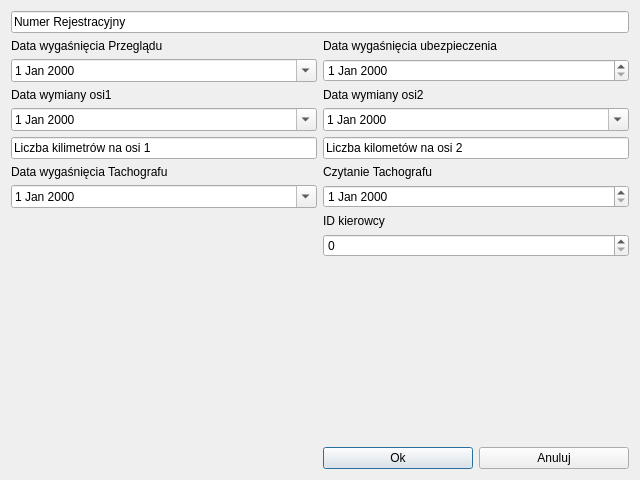
Before: the Qt Designer form addciagnik.ui in JanSnieg/EwiData, drawn with Qt 5.
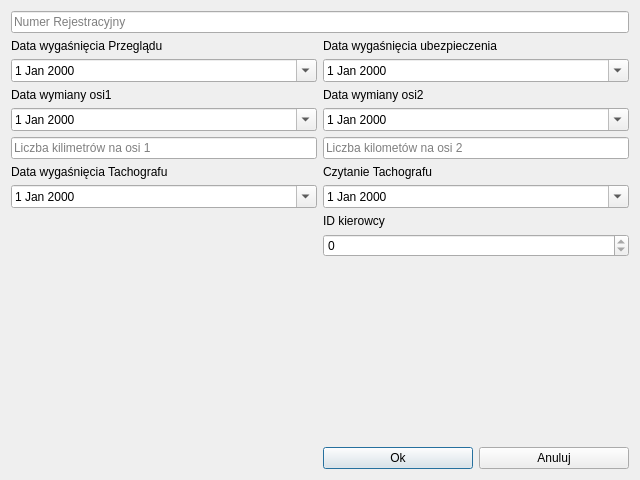
After: the same form once the commit is applied.

The edit to the form file:
```diff
--- a/addciagnik.ui
+++ b/addciagnik.ui
@@ -86,6 +86,12 @@
       <string/>
      </property>
      <property name="text">
+      <string/>
+     </property>
+     <property name="frame">
+      <bool>true</bool>
+     </property>
+     <property name="placeholderText">
       <string>Numer Rejestracyjny</string>
      </property>
     </widget>
@@ -93,6 +99,9 @@
    <item row="6" column="1">
     <widget class="QLineEdit" name="lineEditOs2">
      <property name="text">
+      <string/>
+     </property>
+     <property name="placeholderText">
       <string>Liczba kilometów na osi 2</string>
      </property>
     </widget>
@@ -100,6 +109,9 @@
    <item row="6" column="0">
     <widget class="QLineEdit" name="lineEditOs1">
      <property name="text">
+      <string/>
+     </property>
+     <property name="placeholderText">
       <string>Liczba kilimetrów na osi 1</string>
      </property>
     </widget>
@@ -112,7 +124,11 @@
     </widget>
    </item>
    <item row="9" column="1">
-    <widget class="QDateEdit" name="dateEditCzytanie"/>
+    <widget class="QDateEdit" name="dateEditCzytanie">
+     <property name="calendarPopup">
+      <bool>true</bool>
+     </property>
+    </widget>
    </item>
    <item row="11" column="1">
     <widget class="QLabel" name="label_5">
@@ -122,7 +138,11 @@
     </widget>
    </item>
    <item row="12" column="1">
-    <widget class="QSpinBox" name="spinBoxIdKierowca"/>
+    <widget class="QSpinBox" name="spinBoxIdKierowca">
+     <property name="readOnly">
+      <bool>true</bool>
+     </property>
+    </widget>
    </item>
    <item row="7" column="1">
     <widget class="QLabel" name="label_7">
@@ -132,7 +152,11 @@
     </widget>
    </item>
    <item row="3" column="1">
-    <widget class="QDateEdit" name="dateEditUbezpieczenie"/>
+    <widget class="QDateEdit" name="dateEditUbezpieczenie">
+     <property name="calendarPopup">
+      <bool>true</bool>
+     </property>
+    </widget>
    </item>
    <item row="2" column="1">
     <widget class="QLabel" name="label_6">
```
Left out of the diff: 31 changed lines with no effect on the pictures.
